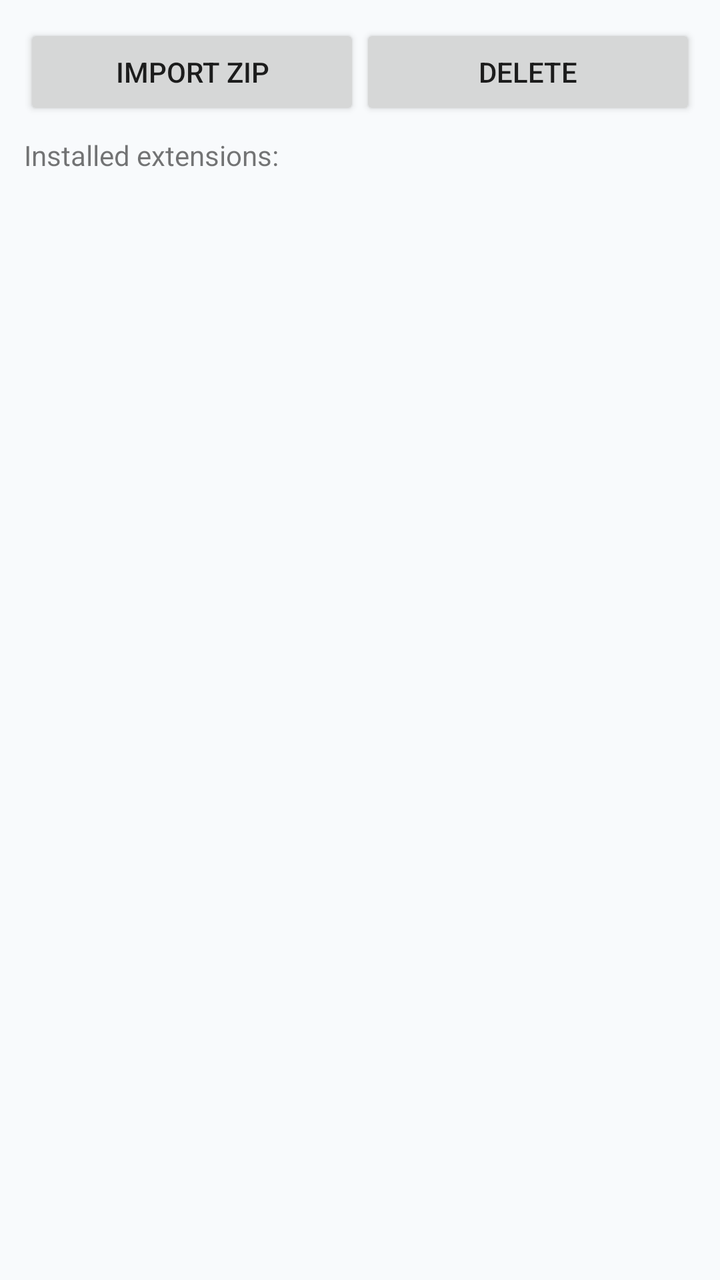
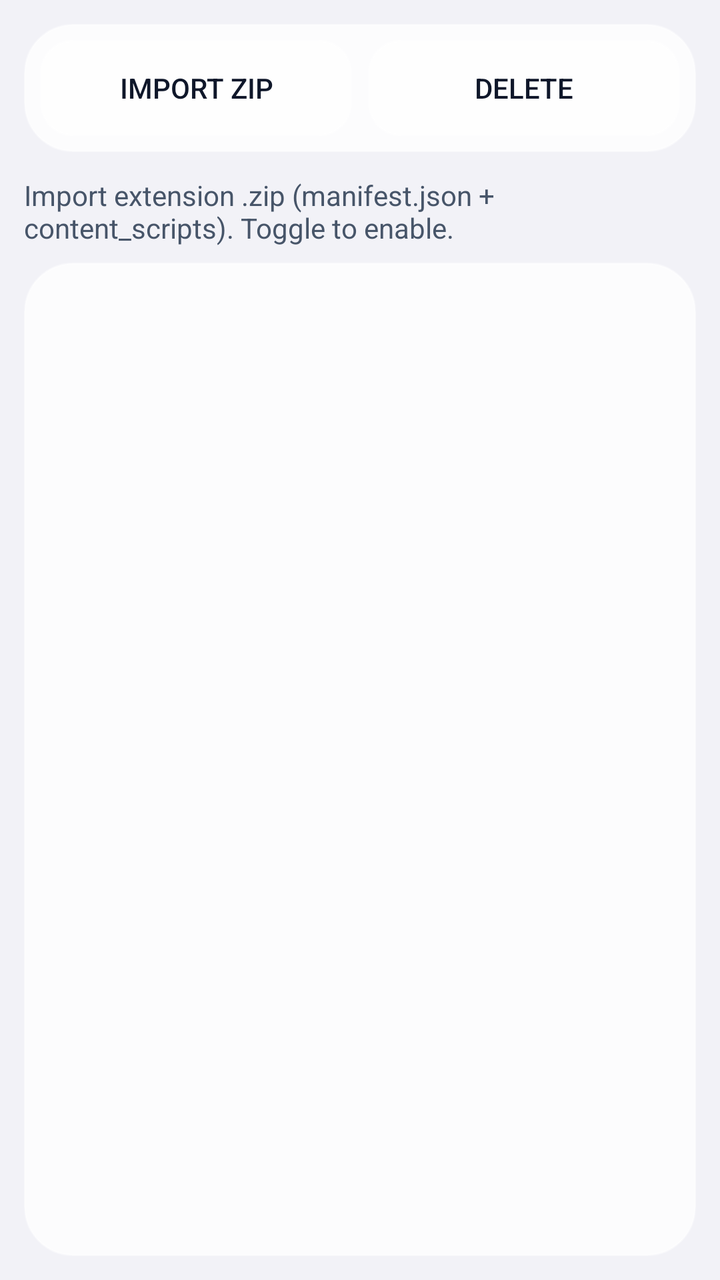

Two renders of the same Android screen: before a commit and after it. Below are the layout's source before the change and the commit's diff.
<!-- AndroidManifest.xml: application theme Theme.AkiraStudio -->
<!-- res/layout/activity_extensions.xml -->
<?xml version="1.0" encoding="utf-8"?>
<LinearLayout xmlns:android="http://schemas.android.com/apk/res/android"
    android:orientation="vertical"
    android:layout_width="match_parent"
    android:layout_height="match_parent"
    android:padding="12dp">

    <LinearLayout
        android:orientation="horizontal"
        android:layout_width="match_parent"
        android:layout_height="wrap_content">
        <Button
            android:id="@+id/btnImport"
            android:layout_width="0dp"
            android:layout_weight="1"
            android:layout_height="wrap_content"
            android:text="@string/import_zip" />
        <Button
            android:id="@+id/btnDelete"
            android:layout_width="0dp"
            android:layout_weight="1"
            android:layout_height="wrap_content"
            android:text="@string/delete" />
    </LinearLayout>

    <TextView
        android:layout_width="match_parent"
        android:layout_height="wrap_content"
        android:paddingTop="8dp"
        android:text="Installed extensions:" />

    <ListView
        android:id="@+id/listExtensions"
        android:layout_width="match_parent"
        android:layout_height="0dp"
        android:layout_weight="1" />
</LinearLayout>
<!-- resources referenced by this layout -->
<resources>
  <string name="delete">Delete</string>
  <string name="import_zip">Import ZIP</string>
  <style name="Theme.AkiraStudio" parent="Theme.AppCompat.Light.DarkActionBar">
          <item name="colorPrimary">@color/primary</item>
          <item name="colorAccent">@color/accent</item>
          <item name="android:windowBackground">@color/background</item>
      </style>
  <color name="primary">#0f172a</color>
  <color name="accent">#22c55e</color>
  <color name="background">#f8fafc</color>
</resources>

<!-- the commit's change to res/layout/activity_extensions.xml (unified diff, before → after) -->
@@ -3,35 +3,50 @@
     android:orientation="vertical"
     android:layout_width="match_parent"
     android:layout_height="match_parent"
-    android:padding="12dp">
+    android:padding="12dp"
+    android:background="#F2F2F7">
 
     <LinearLayout
         android:orientation="horizontal"
         android:layout_width="match_parent"
-        android:layout_height="wrap_content">
+        android:layout_height="wrap_content"
+        android:background="@drawable/glass_bg"
+        android:padding="8dp">
+
         <Button
             android:id="@+id/btnImport"
             android:layout_width="0dp"
             android:layout_weight="1"
             android:layout_height="wrap_content"
-            android:text="@string/import_zip" />
+            android:background="@drawable/glass_button"
+            android:text="Import ZIP"
+            android:textColor="#0f172a" />
+
         <Button
             android:id="@+id/btnDelete"
             android:layout_width="0dp"
             android:layout_weight="1"
             android:layout_height="wrap_content"
-            android:text="@string/delete" />
+            android:layout_marginStart="8dp"
+            android:background="@drawable/glass_button"
+            android:text="Delete"
+            android:textColor="#0f172a" />
     </LinearLayout>
 
     <TextView
         android:layout_width="match_parent"
         android:layout_height="wrap_content"
-        android:paddingTop="8dp"
-        android:text="Installed extensions:" />
+        android:paddingTop="12dp"
+        android:paddingBottom="8dp"
+        android:text="Import extension .zip (manifest.json + content_scripts). Toggle to enable."
+        android:textColor="#475569" />
 
     <ListView
         android:id="@+id/listExtensions"
         android:layout_width="match_parent"
         android:layout_height="0dp"
-        android:layout_weight="1" />
+        android:layout_weight="1"
+        android:background="@drawable/glass_bg"
+        android:divider="@android:color/transparent"
+        android:dividerHeight="8dp" />
 </LinearLayout>
<!-- resource entries referenced after the edit -->
@@ -1,7 +1,21 @@
 <!-- resources referenced by this layout -->
 <resources>
-  <string name="delete">Delete</string>
-  <string name="import_zip">Import ZIP</string>
+  <!-- drawable glass_bg (drawable) -->
+  <?xml version="1.0" encoding="utf-8"?>
+  <shape xmlns:android="http://schemas.android.com/apk/res/android"
+      android:shape="rectangle">
+      <solid android:color="#CCFFFFFF" />
+      <corners android:radius="24dp" />
+      <stroke android:width="1dp" android:color="#66FFFFFF" />
+  </shape>
+  <!-- drawable glass_button (drawable) -->
+  <?xml version="1.0" encoding="utf-8"?>
+  <shape xmlns:android="http://schemas.android.com/apk/res/android"
+      android:shape="rectangle">
+      <solid android:color="#B3FFFFFF" />
+      <corners android:radius="16dp" />
+      <stroke android:width="1dp" android:color="#80FFFFFF" />
+  </shape>
   <style name="Theme.AkiraStudio" parent="Theme.AppCompat.Light.DarkActionBar">
           <item name="colorPrimary">@color/primary</item>
           <item name="colorAccent">@color/accent</item>
